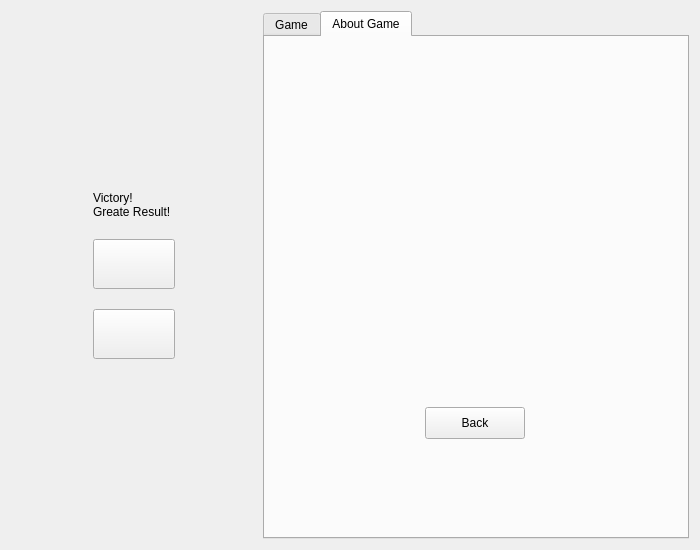
First picture: the form in view_game.ui, repository BlackwoodPeregrin/TreasureHunt, before the edit.
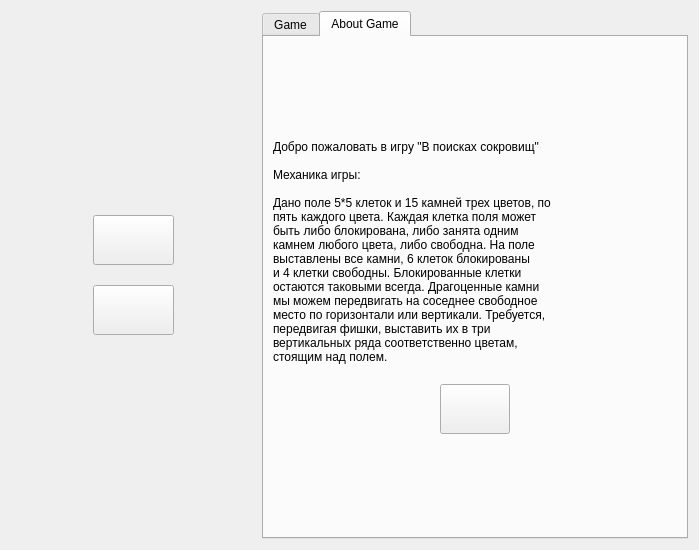
Second picture: the form after the edit. The open tabs and pages were chosen to show the change.

Patch:
```diff
--- a/view_game.ui
+++ b/view_game.ui
@@ -6,13 +6,13 @@
    <rect>
     <x>0</x>
     <y>0</y>
-    <width>700</width>
+    <width>699</width>
     <height>550</height>
    </rect>
   </property>
   <property name="minimumSize">
    <size>
-    <width>600</width>
+    <width>620</width>
     <height>550</height>
    </size>
   </property>
@@ -60,14 +60,6 @@
        </property>
       </spacer>
      </item>
-     <item>
-      <widget class="QLabel" name="label">
-       <property name="text">
-        <string>Victory!
-Greate Result!</string>
-       </property>
-      </widget>
-     </item>
      <item>
       <widget class="QPushButton" name="button_start_game">
        <property name="sizePolicy">
@@ -886,19 +878,121 @@
       <attribute name="title">
        <string>About Game</string>
       </attribute>
-      <widget class="QPushButton" name="button_back">
-       <property name="geometry">
-        <rect>
-         <x>160</x>
-         <y>370</y>
-         <width>100</width>
-         <height>32</height>
-        </rect>
-       </property>
-       <property name="text">
-        <string>Back</string>
-       </property>
-      </widget>
+      <layout class="QVBoxLayout" name="verticalLayout_5">
+       <item>
+        <spacer name="verticalSpacer_6">
+         <property name="orientation">
+          <enum>Qt::Vertical</enum>
+         </property>
+         <property name="sizeHint" stdset="0">
+          <size>
+           <width>20</width>
+           <height>40</height>
+          </size>
+         </property>
+        </spacer>
+       </item>
+       <item>
+        <widget class="QLabel" name="label">
+         <property name="styleSheet">
+          <string notr="true"/>
+         </property>
+         <property name="text">
+          <string>Добро пожаловать в игру &quot;В поисках сокровищ&quot;
+
+Механика игры:
+
+Дано поле 5*5 клеток и 15 камней трех цветов, по
+пять каждого цвета. Каждая клетка поля может
+быть либо блокирована, либо занята одним
+камнем любого цвета, либо свободна. На поле
+выставлены все камни, 6 клеток блокированы
+и 4 клетки свободны. Блокированные клетки
+остаются таковыми всегда. Драгоценные камни
+мы можем передвигать на соседнее свободное
+место по горизонтали или вертикали. Требуется,
+передвигая фишки, выставить их в три
+вертикальных ряда соответственно цветам,
+стоящим над полем.
+</string>
+         </property>
+         <property name="alignment">
+          <set>Qt::AlignLeading|Qt::AlignLeft|Qt::AlignTop</set>
+         </property>
+        </widget>
+       </item>
+       <item>
+        <layout class="QHBoxLayout" name="horizontalLayout_3">
+         <property name="topMargin">
+          <number>0</number>
+         </property>
+         <item>
+          <spacer name="horizontalSpacer_5">
+           <property name="orientation">
+            <enum>Qt::Horizontal</enum>
+           </property>
+           <property name="sizeHint" stdset="0">
+            <size>
+             <width>40</width>
+             <height>20</height>
+            </size>
+           </property>
+          </spacer>
+         </item>
+         <item>
+          <widget class="QPushButton" name="button_back">
+           <property name="minimumSize">
+            <size>
+             <width>70</width>
+             <height>50</height>
+            </size>
+           </property>
+           <property name="maximumSize">
+            <size>
+             <width>16777215</width>
+             <height>16777215</height>
+            </size>
+           </property>
+           <property name="cursor">
+            <cursorShape>PointingHandCursor</cursorShape>
+           </property>
+           <property name="styleSheet">
+            <string notr="true"/>
+           </property>
+           <property name="text">
+            <string/>
+           </property>
+          </widget>
+         </item>
+         <item>
+          <spacer name="horizontalSpacer_6">
+           <property name="orientation">
+            <enum>Qt::Horizontal</enum>
+           </property>
+           <property name="sizeHint" stdset="0">
+            <size>
+             <width>40</width>
+             <height>20</height>
+            </size>
+           </property>
+          </spacer>
+         </item>
+        </layout>
+       </item>
+       <item>
+        <spacer name="verticalSpacer_5">
+         <property name="orientation">
+          <enum>Qt::Vertical</enum>
+         </property>
+         <property name="sizeHint" stdset="0">
+          <size>
+           <width>20</width>
+           <height>40</height>
+          </size>
+         </property>
+        </spacer>
+       </item>
+      </layout>
      </widget>
     </widget>
    </item>
```
Left out of the diff: 4 changed lines with no effect on the pictures.
